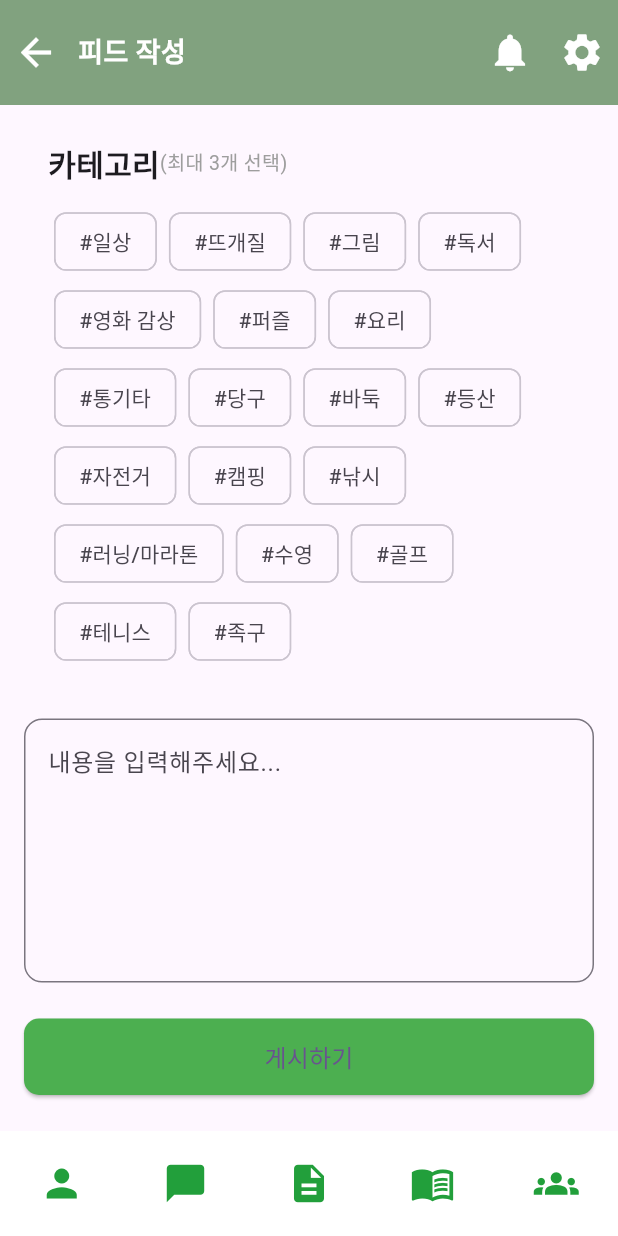
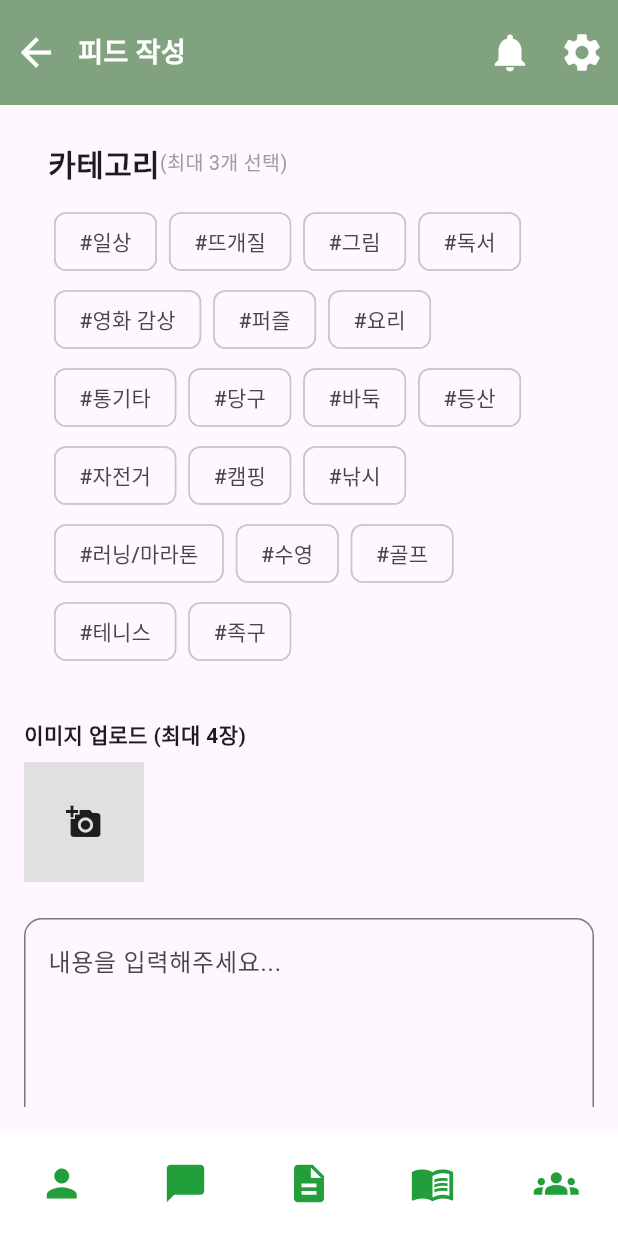
Before and after one commit to MrDos89/slivermate_project_flutter, a Flutter app: the NewPostPage screen opened by its route, on a phone screen of 412 x 824 dp. Run offline on Flutter 3.47's test engine with Material 3 defaults, Android fonts, the phone set to English and light mode, and no system bars; our stand-ins replace dio, dropdown_button2, flutter_dotenv, font_awesome_flutter, image_picker, lottie and 3 more; project files that could hold a hidden picture were left out.

Commit message:
[예진] 피드 이미지 업로드 & 리사이징

```diff
--- a/lib/pages/newPostPage.dart
+++ b/lib/pages/newPostPage.dart
@@ -1,4 +1,7 @@
 import 'package:flutter/material.dart';
+import 'dart:io';
+import 'package:image_picker/image_picker.dart';
+import 'package:image/image.dart' as img;
 import 'package:slivermate_project_flutter/components/headerPage.dart';
 import 'package:slivermate_project_flutter/components/mainLayout.dart';
 
@@ -45,6 +48,43 @@ class _NewPostPageState extends State<NewPostPage> {
 
   Set<int> _selectedSubCategoryIds = {}; // 다중 선택
 
+  List<XFile> _selectedImages = [];
+  final ImagePicker _picker = ImagePicker();
+
+  Future<void> _pickImage() async {
+    if (_selectedImages.length >= 4) return;
+
+    final XFile? image = await _picker.pickImage(source: ImageSource.gallery);
+    if (image != null) {
+      final bytes = await image.readAsBytes(); // 원본 이미지 바이트 읽기
+      final originalImage = img.decodeImage(bytes); // 디코딩해서 Image 객체로 변환
+
+      if (originalImage != null) {
+        // 가로 500으로 리사이징 (세로는 비율에 따라 자동 조정)
+        print("원본 크기: ${originalImage.width} x ${originalImage.height}");
+        print("원본 크기: ${await originalImage.lengthInBytes / 1024 } kbytes");
+        final resizedImage = img.copyResize(originalImage, width: 500);
+
+        print("리사이징 후 크기: ${resizedImage.width} x ${resizedImage.height}");
+
+        // 리사이징된 이미지를 임시 파일로 저장
+        final tempDir = Directory.systemTemp;
+        final resizedFile = File('${tempDir.path}/${DateTime.now().millisecondsSinceEpoch}.jpg');
+        await resizedFile.writeAsBytes(img.encodeJpg(resizedImage)); // JPEG 형식으로 저장
+
+        print("리사이징된 파일 경로: ${resizedFile.path}");
+        print("리사이징된 파일 용량: ${await resizedFile.length() / 1024 } kbytes");
+
+        // 화면에 표시될 수 있도록 리스트에 추가
+        setState(() {
+          _selectedImages.add(XFile(resizedFile.path));
+        });
+      }
+    }
+  }
+
+
+
   @override
   Widget build(BuildContext context) {
     return MainLayout(
@@ -84,6 +124,53 @@ class _NewPostPageState extends State<NewPostPage> {
                     ),
                   ],
                 ),
+              ),
+              // [yj] 이미지 업로드
+              const SizedBox(height: 24),
+              Column(
+                crossAxisAlignment: CrossAxisAlignment.start,
+                children: [
+                  const Text('이미지 업로드 (최대 4장)', style: TextStyle(fontWeight: FontWeight.bold)),
+                  const SizedBox(height: 8),
+                  Wrap(
+                    spacing: 8,
+                    runSpacing: 8,
+                    children: [
+                      ..._selectedImages.map((image) => Stack(
+                        children: [
+                          Image.file(
+                            File(image.path),
+                            width: 80,
+                            height: 80,
+                            fit: BoxFit.cover,
+                          ),
+                          Positioned(
+                            right: 0,
+                            top: 0,
+                            child: GestureDetector(
+                              onTap: () {
+                                setState(() {
+                                  _selectedImages.remove(image);
+                                });
+                              },
+                              child: const Icon(Icons.close, size: 20, color: Colors.red),
+                            ),
+                          ),
+                        ],
+                      )),
+                      if (_selectedImages.length < 4)
+                        GestureDetector(
+                          onTap: _pickImage,
+                          child: Container(
+                            width: 80,
+                            height: 80,
+                            color: Colors.grey[300],
+                            child: const Icon(Icons.add_a_photo),
+                          ),
+                        ),
+                    ],
+                  ),
+                ],
               ),
               const SizedBox(height: 24),
 
--- a/pubspec.yaml
+++ b/pubspec.yaml
@@ -48,6 +48,8 @@ dependencies:
   readmore: ^3.0.0
   flutter_dotenv: ^5.2.1
   dropdown_button2: ^2.3.9
+  image_picker: ^1.1.2
+  image: ^4.3.0
 
 dev_dependencies:
   flutter_test:
```
Also changed, not shown: pubspec.lock, 6 other files.
